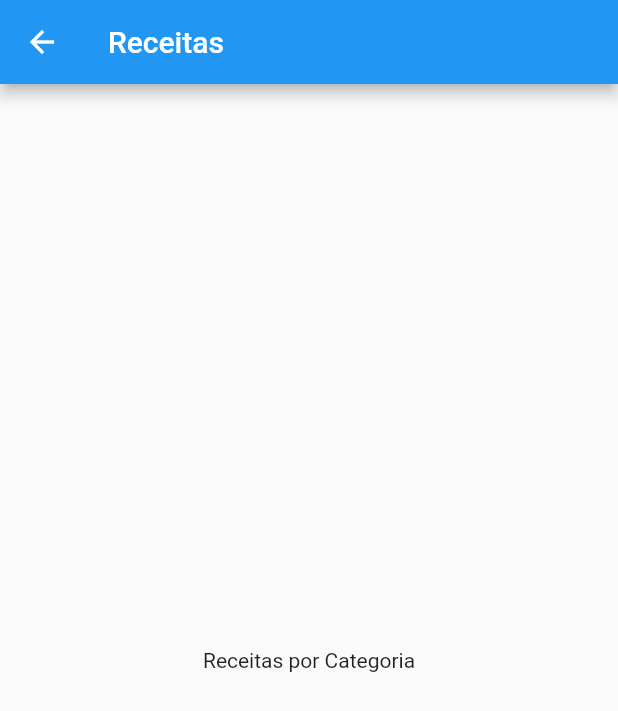
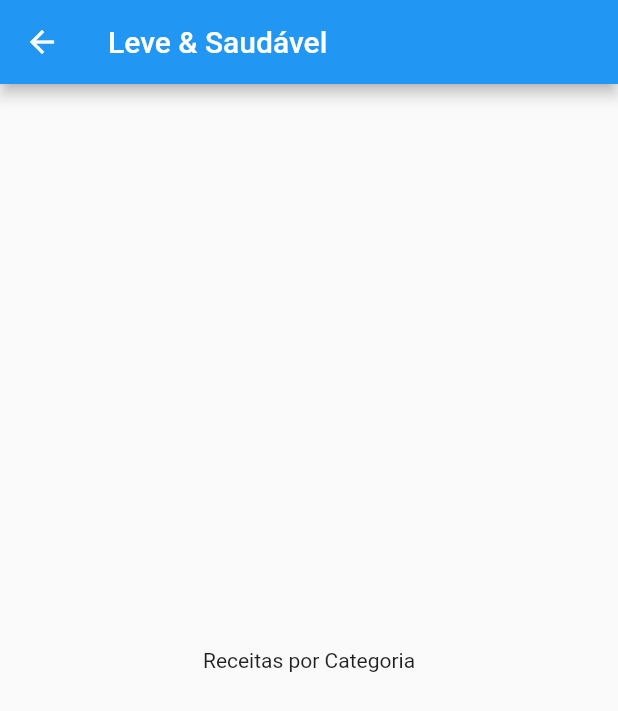
Before and after one commit to adrianoaraujo0/app_refeicoes_curso_c0d3r, a Flutter app: the screen it shows after launch, after a tap on "Leve & Saudável", on a phone screen of 412 x 824 dp. Shown: the top 711 px of the screen. Run offline on Flutter 3.47's test engine with Material 2 defaults, Android fonts, the light colour scheme and no system bars.

Commit message:
c.186 - Rotas nomeadas

```diff
--- a/lib/components/category_item.dart
+++ b/lib/components/category_item.dart
@@ -1,3 +1,4 @@
+
 import 'package:flutter/material.dart';
 import 'package:refeicoes_curso/models/category.dart';
 import '../ui/categories_meals_screen.dart';
@@ -8,14 +9,22 @@ class CategoryItem extends StatelessWidget {
   const CategoryItem({required this.category ,super.key});
 
   void _selectCategory(BuildContext context){
-    Navigator.of(context).push(
-      MaterialPageRoute(
-        builder: (context) {
-          return CategoriesMealsScreen(category: category);
-        },
-      )
-    );
+    // Navigator.of(context).push(
+    //   MaterialPageRoute(
+    //     builder: (context) {
+    //       return CategoriesMealsScreen(category: category);
+    //     },
+    //   )
+    // );
+
+    Navigator.of(context).pushNamed(
+      '/categories-meals',
+      arguments: category
+      );
+
   }
+
+
 
   @override
   Widget build(BuildContext context) {
--- a/lib/main.dart
+++ b/lib/main.dart
@@ -1,4 +1,5 @@
 import 'package:flutter/material.dart';
+import 'package:refeicoes_curso/ui/categories_meals_screen.dart';
 import 'package:refeicoes_curso/ui/category_screen.dart';
 
 void main() {
@@ -17,7 +18,6 @@ class _MyAppState extends State<MyApp> {
   Widget build(BuildContext context) {
     return MaterialApp(
       title: "Vamos Cozinhar?",
-      home: MyHomePage(),
       theme: ThemeData(
         primarySwatch: Colors.blue,
         fontFamily: 'Raleway',
@@ -28,6 +28,10 @@ class _MyAppState extends State<MyApp> {
           )
         )
       ),
+      home: MyHomePage(),
+      routes: {
+        '/categories-meals' : (context) => CategoriesMealsScreen(),
+      },
     );
   }
 }
--- a/lib/ui/categories_meals_screen.dart
+++ b/lib/ui/categories_meals_screen.dart
@@ -2,15 +2,16 @@ import 'package:flutter/material.dart';
 import 'package:refeicoes_curso/models/category.dart';
 class CategoriesMealsScreen extends StatelessWidget {
 
-  final Category category;
-  const CategoriesMealsScreen({required this.category ,super.key});
+  const CategoriesMealsScreen({super.key});
 
 
   @override
   Widget build(BuildContext context) {
+    final category = ModalRoute.of(context)!.settings.arguments as Category;
+
     return Scaffold(
       appBar: AppBar(
-        title: const Text("Receitas"),
+        title: Text(category.title),
       ),
       body: const Center(
         child: Text("Receitas por Categoria")
```
Also changed, not shown: 9 other files.
